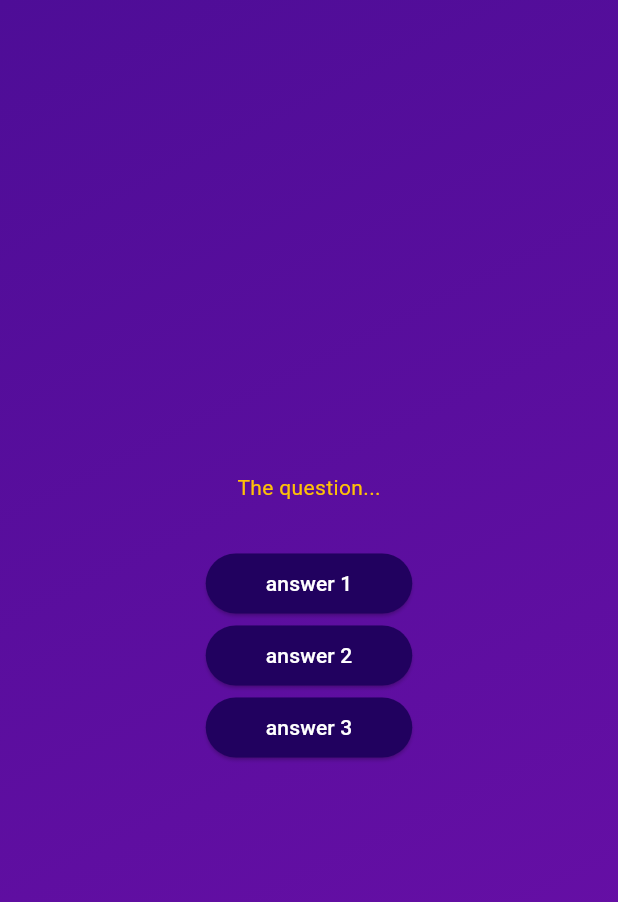
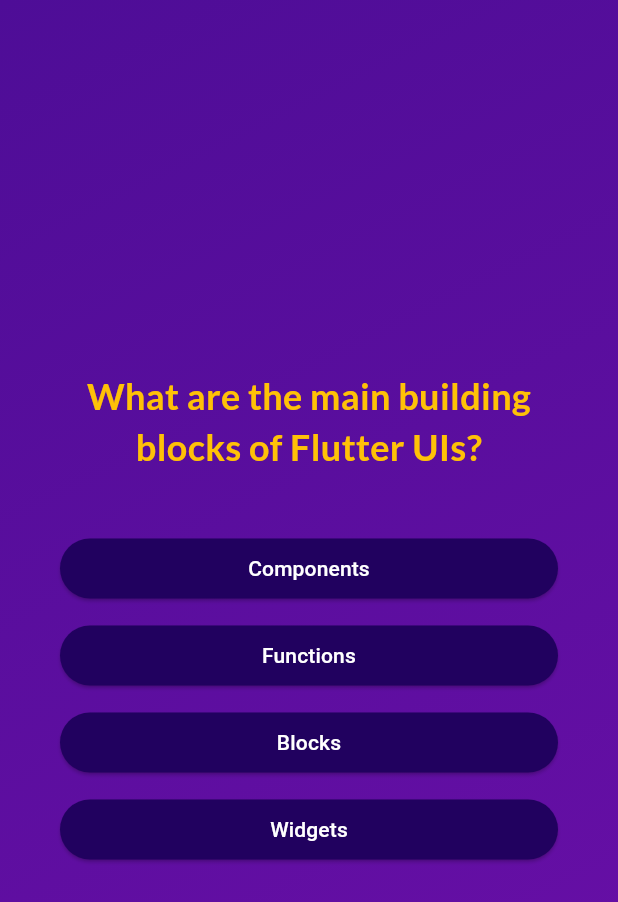
Before and after one commit to dimkuh2020/flutter_quiz_app, a Flutter app: the screen it shows after launch, after a tap on "Start quiz", on a phone screen of 412 x 824 dp. Shown: the top 902 px of the screen. Run offline on Flutter 3.47's test engine with Material 3 defaults, Android fonts, the phone set to English and light mode, and no system bars; our stand-ins replace google_fonts.

```diff
--- a/lib/answerbutton.dart
+++ b/lib/answerbutton.dart
@@ -1,7 +1,7 @@
 import 'package:flutter/material.dart';
 
 class AnswerButton extends StatelessWidget {
-  const AnswerButton(this.answerText, this.onTap, {super.key}); // или const AnswerButton({super.key, required this.answerText, required this.onTap});
+ const AnswerButton({super.key, required this.answerText, required this.onTap});  /* или const AnswerButton(this.answerText, this.onTap, {super.key});*/
 
   final String answerText;
   final void Function() onTap;
@@ -19,7 +19,7 @@ class AnswerButton extends StatelessWidget {
         foregroundColor: Colors.white,
         shape: RoundedRectangleBorder(borderRadius: BorderRadius.circular(40))
       ),
-       child: Text(answerText),
+       child: Text(answerText, textAlign: TextAlign.center),
     );
   }
 }
--- a/lib/models/quiz_question.dart
+++ b/lib/models/quiz_question.dart
@@ -3,4 +3,10 @@ class QuizQuestion{
 
   final String text;
   final List<String> answers;
+
+  List<String> getShuffledAnswers() { //перемешиваем список и формируем новый список оператором of() - создаёт новый сприсок на основе предыдущего
+    final shuffeledList =  List.of(answers);
+    shuffeledList.shuffle();
+    return shuffeledList;
+  }
 }
--- a/lib/questions_screen.dart
+++ b/lib/questions_screen.dart
@@ -1,8 +1,14 @@
 import 'package:flutter/material.dart';
+import 'package:google_fonts/google_fonts.dart';
+
 import 'package:udemy_quiz_app/answerbutton.dart';
+import 'package:udemy_quiz_app/data/questions.dart';
 
 class QuestionsScreen extends StatefulWidget {
-  const QuestionsScreen({super.key});
+  const QuestionsScreen({super.key, required this.onSelectAnswer});
+
+  final void Function(String answer) onSelectAnswer;
+
   @override
   State<QuestionsScreen> createState() {
     return _QuestionsScreenState();
@@ -10,25 +16,50 @@ class QuestionsScreen extends StatefulWidget {
 }
 
 class _QuestionsScreenState extends State<QuestionsScreen> {
+  var currentQuestionIndex = 0;
+
+  void answerQuestion(String selectedAnswer){  // увеличиваем индекс для перехода на след вопрос
+    widget.onSelectAnswer(selectedAnswer); //связать onSelectAnswer с State
+    setState(() {
+      currentQuestionIndex++;
+    });
+  }
+
   @override
   Widget build(context) {
+    final currentQuestion = questions[currentQuestionIndex];
+
     return SizedBox(
       width: double.infinity, //на всю ширину екрана
+      child: Container(
+        margin: const EdgeInsets.all(40), //margin
         child: Column(
           mainAxisAlignment: MainAxisAlignment.center,
+          crossAxisAlignment: CrossAxisAlignment.stretch,
           children: [
-          const Text(
-            'The question...',
-            style: TextStyle(
-              color: Colors.amber
+            Text(
+              currentQuestion.text,
+              style: GoogleFonts.lato(
+                color: Colors.amber,
+                fontSize: 24,
+                fontWeight: FontWeight.bold
               ),
+              textAlign: TextAlign.center,
             ),
             const SizedBox(height: 30),
-          AnswerButton('answer 1', () {}),
-          AnswerButton('answer 2', () {}),
-          AnswerButton('answer 3', () {}),
-
+            ...currentQuestion.getShuffledAnswers().map((item) { //конвертируем строки в виджеты ...spread operator
+              return Container(
+                margin: const EdgeInsets.fromLTRB(0, 10, 0, 0),
+                child: AnswerButton(
+                  answerText: item,
+                  onTap: () {
+                    answerQuestion(item);
+                  }
+                ),
+              );
+            })
           ],
+        ),
       ),
     );
   }
--- a/lib/quiz.dart
+++ b/lib/quiz.dart
@@ -1,4 +1,5 @@
 import 'package:flutter/material.dart';
+import 'package:udemy_quiz_app/data/questions.dart';
 import 'package:udemy_quiz_app/questions_screen.dart';
 import 'package:udemy_quiz_app/start_screen.dart';
 
@@ -12,22 +13,37 @@ class Quiz extends StatefulWidget {
 }
 
 class _QuizState extends State<Quiz> {
-  Widget? activeScreen;
+  List<String> selectedAnswers = [];
+  var activeScreen = 'start-screen';
 
-  @override
-  void initState() {
-    activeScreen = StartScreen(switchScreen);
-    super.initState();
-  }
 
   void switchScreen() { // сменя екрана для кнопки
     setState(() {
-      activeScreen = const QuestionsScreen();
+      activeScreen = 'questions-screen';
     });
+  }
+
+  void chooseAnswer(String answer) { //закидываем ответы в список
+    selectedAnswers.add(answer);
+
+    if (selectedAnswers.length == questions.length) { //когда закончили вопросы
+      setState(() {
+        selectedAnswers = [];
+        activeScreen = 'start-screen';
+      });
+    }
+
   }
 
   @override
   Widget build(context) {
+     Widget screenWidget = StartScreen(switchScreen);
+
+    if (activeScreen == 'questions-screen') {
+      screenWidget = QuestionsScreen(
+        onSelectAnswer: chooseAnswer,
+      );
+    }
    return MaterialApp(
       home: Scaffold(
         body: Container(
@@ -41,7 +57,8 @@ class _QuizState extends State<Quiz> {
                 end: Alignment.bottomRight,
               ),
             ),
-            child: activeScreen),
+            child: screenWidget
+          ),
       ),
     );
   }
--- a/lib/start_screen.dart
+++ b/lib/start_screen.dart
@@ -1,7 +1,8 @@
 import 'package:flutter/material.dart';
+import 'package:google_fonts/google_fonts.dart';
 
 class StartScreen extends StatelessWidget {
-  const StartScreen(this.startQuiz,{super.key});
+  const StartScreen(this.startQuiz, {super.key, });
 
   final void Function() startQuiz;
 
@@ -17,9 +18,12 @@ class StartScreen extends StatelessWidget {
             color: const Color.fromARGB(150, 252, 251, 250),
           ),
           const SizedBox(height: 80),
-          const Text(
+          Text(
             'Learn Flutter',
-            style: TextStyle(color: Colors.white, fontSize: 24),
+            style: GoogleFonts.lato(
+              color: Colors.white,
+              fontSize: 24
+            ),
           ),
           const SizedBox(height: 30),
           OutlinedButton.icon(
--- a/pubspec.yaml
+++ b/pubspec.yaml
@@ -9,11 +9,12 @@ environment:
 dependencies:
   flutter:
     sdk: flutter
+  google_fonts: ^6.1.0
 
 dev_dependencies:
   flutter_test:
     sdk: flutter
-  flutter_lints: ^2.0.0
+  flutter_lints: ^3.0.1
 
 flutter:
   uses-material-design: true
```
Also changed, not shown: pubspec.lock, 1 other file. Lines whose indentation alone changed are shown as unchanged.
